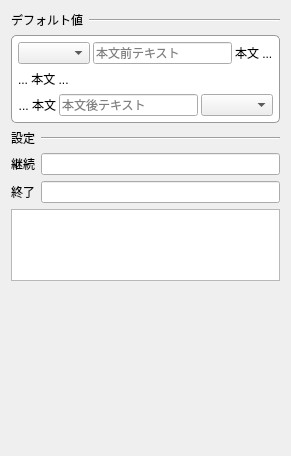
The window that src/views/viewsettinggeneralpage.ui (sharkpp/Jugemutter) describes before a commit, drawn with Qt 5.
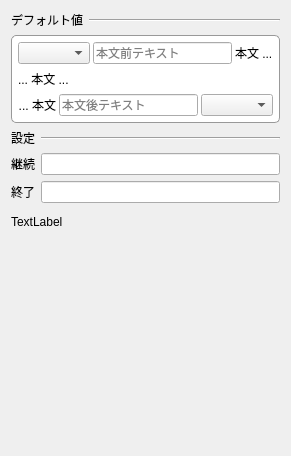
The same window after the commit. Custom widgets are drawn as their Qt base class.

Commit message: タグ入力ウィジェットの実装中

```diff
--- a/src/views/viewsettinggeneralpage.ui
+++ b/src/views/viewsettinggeneralpage.ui
@@ -265,15 +265,15 @@
     </layout>
    </item>
    <item>
-    <widget class="TagInput" name="textEdit">
-     <property name="sizePolicy">
-      <sizepolicy hsizetype="Expanding" vsizetype="Minimum">
-       <horstretch>0</horstretch>
-       <verstretch>0</verstretch>
-      </sizepolicy>
+    <widget class="TagInput" name="tagTest" native="true"/>
+   </item>
+   <item>
+    <widget class="QLabel" name="label_5">
+     <property name="styleSheet">
+      <string notr="true">QLabel {\n  border-radius: 5px;\n  border: 1px solid #999;\n  background: #fff;\n}</string>
      </property>
-     <property name="sizeAdjustPolicy">
-      <enum>QAbstractScrollArea::AdjustToContents</enum>
+     <property name="text">
+      <string>TextLabel</string>
      </property>
     </widget>
    </item>
@@ -295,7 +295,7 @@
  <customwidgets>
   <customwidget>
    <class>TagInput</class>
-   <extends>QTextEdit</extends>
+   <extends>QWidget</extends>
    <header>taginput.h</header>
   </customwidget>
  </customwidgets>
```
Left out of the diff: 1 changed line with no effect on the pictures. The commit also changes 2 other files.
